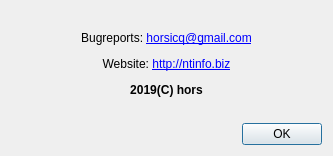
This is gui_source/dialogabout.ui in horsicq/x64dbg-Plugin-Manager as Qt 5 draws it before an edit. The edited form follows.
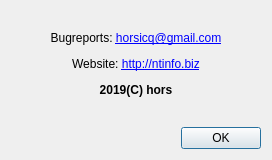
This is the edited form.

Diff of the .ui file:
```diff
--- a/gui_source/dialogabout.ui
+++ b/gui_source/dialogabout.ui
@@ -9,8 +9,8 @@
    <rect>
     <x>0</x>
     <y>0</y>
-    <width>333</width>
-    <height>156</height>
+    <width>272</width>
+    <height>160</height>
    </rect>
   </property>
   <property name="windowTitle">
```
